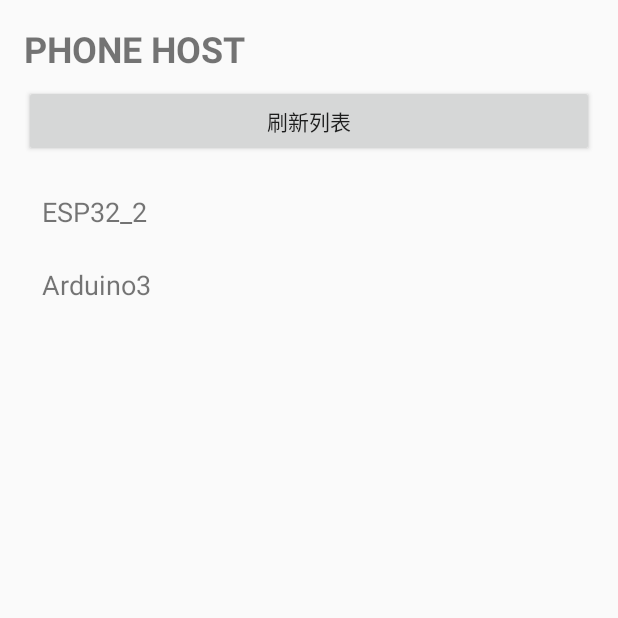
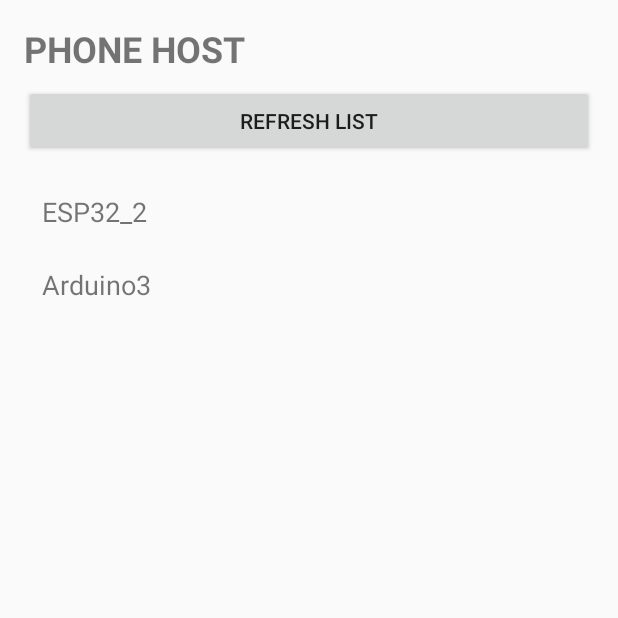
Before and after one commit to Lorentzoforce/AndroidToArduinoOr, an Android app built with Jetpack Compose: the screen it shows after launch (MainActivity), after a tap on "PHONE HOST", on a phone screen of 412 x 824 dp, the top half of it. Run offline under Robolectric (Android 15) with nearby library versions, the phone set to English and light mode, and no system bars.

Commit message:
Initial commit

```diff
--- a/app/src/main/res/layout/activity_chat.xml
+++ b/app/src/main/res/layout/activity_chat.xml
@@ -28,7 +28,7 @@
                 android:layout_width="wrap_content"
                 android:layout_height="wrap_content"
                 android:layout_marginStart="16dp"
-                android:text="设备名称"
+                android:text="Devices Name"
                 android:textSize="18sp"
                 android:textStyle="bold" />
 
@@ -61,7 +61,7 @@
                 android:layout_height="wrap_content"
                 android:layout_weight="1"
                 android:layout_marginHorizontal="6dp"
-                android:hint="输入消息"
+                android:hint="Input message"
                 android:padding="6dp"
                 android:maxLines="5"
                 android:scrollbars="vertical"
--- a/app/src/main/res/layout/activity_device_list.xml
+++ b/app/src/main/res/layout/activity_device_list.xml
@@ -12,7 +12,7 @@
         android:layout_height="wrap_content"
         android:background="#FFEB3B"
         android:textColor="#000"
-        android:text="横幅"
+        android:text="Banner"
         android:padding="8dp"
         android:visibility="gone"/>
 
@@ -29,14 +29,14 @@
         android:id="@+id/button_refresh"
         android:layout_width="match_parent"
         android:layout_height="wrap_content"
-        android:text="刷新列表"
+        android:text="Refresh list"
         android:layout_marginBottom="4dp"/>
 
     <Button
         android:id="@+id/button_close_all"
         android:layout_width="match_parent"
         android:layout_height="wrap_content"
-        android:text="关闭所有设备语音转文字功能"
+        android:text="Turn off the voice-to-text function on all devices."
         android:layout_marginBottom="8dp"
         android:visibility="gone"/>
 
--- a/app/src/main/res/layout/activity_voice.xml
+++ b/app/src/main/res/layout/activity_voice.xml
@@ -11,7 +11,7 @@
         android:id="@+id/text_voice_status"
         android:layout_width="wrap_content"
         android:layout_height="wrap_content"
-        android:text="设备状态"
+        android:text="Device status"
         android:textSize="18sp"
         android:paddingBottom="10dp"/>
 
@@ -39,13 +39,13 @@
             android:layout_width="0dp"
             android:layout_height="wrap_content"
             android:layout_weight="1"
-            android:text="关闭" />
+            android:text="Close" />
 
         <Button
             android:id="@+id/button_minimize"
             android:layout_width="0dp"
             android:layout_height="wrap_content"
             android:layout_weight="1"
-            android:text="最小化" />
+            android:text="minimize" />
     </LinearLayout>
 </LinearLayout>
--- a/app/src/main/res/layout/item_chat_message.xml
+++ b/app/src/main/res/layout/item_chat_message.xml
@@ -9,13 +9,13 @@
         android:id="@+id/text_sender"
         android:layout_width="wrap_content"
         android:layout_height="wrap_content"
-        android:text="发送者"
+        android:text="Sender"
         android:textStyle="bold" />
 
     <TextView
         android:id="@+id/text_content"
         android:layout_width="wrap_content"
         android:layout_height="wrap_content"
-        android:text="消息内容" />
+        android:text="Text Content" />
 
 </LinearLayout>
--- a/app/src/main/res/layout/item_device.xml
+++ b/app/src/main/res/layout/item_device.xml
@@ -7,7 +7,7 @@
 
     <TextView
         android:id="@+id/tvDeviceName"
-        android:text="设备名称"
+        android:text="Device Name"
         android:textSize="18sp"
         android:layout_width="wrap_content"
         android:layout_height="wrap_content"/>
```
Also changed, not shown: 2 other files.
